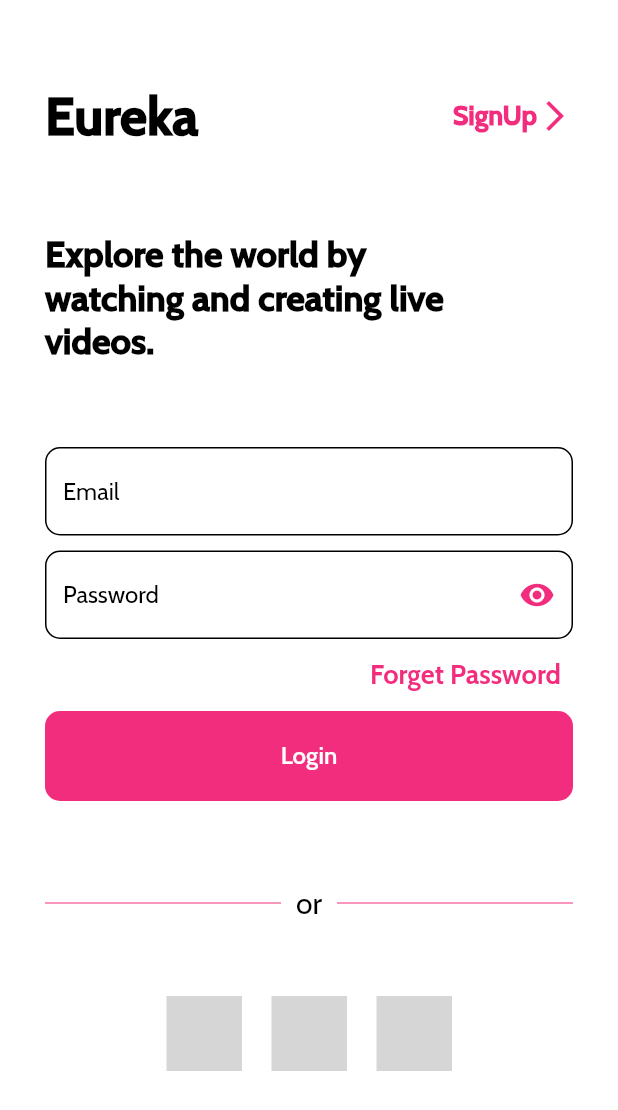
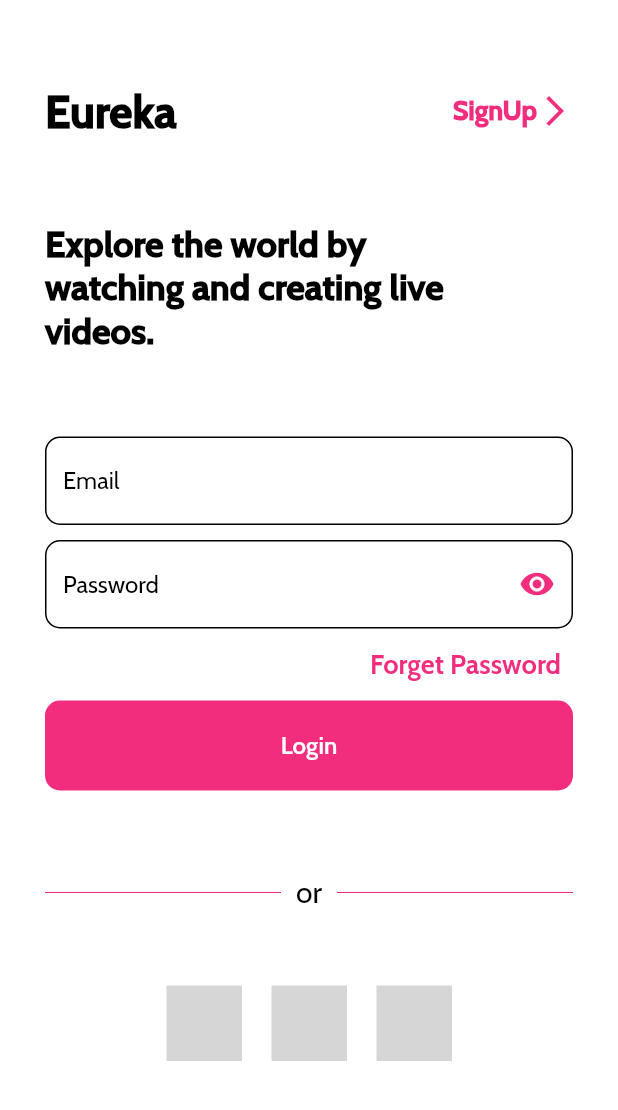
Before and after one commit to Shahabmustafa/eureka, a Flutter app: the screen it shows after launch, on a phone screen of 412 x 824 dp. Shown: the top 1110 px of the screen. Run offline on Flutter 3.47's test engine with Material 3 defaults, Android fonts, the light colour scheme and no system bars; our stand-ins replace cached_network_image, google_fonts, iconsax, video_player; missing offline and left inert: flutter_social_media_button; grey boxes are pictures that could not be loaded.

Commit message:
add code

```diff
--- a/lib/view/auth/login_view.dart
+++ b/lib/view/auth/login_view.dart
@@ -1,4 +1,5 @@
 import 'package:eureka/utils/color.dart';
+import 'package:eureka/view/auth/forget_password_view.dart';
 import 'package:eureka/view/auth/signup_view.dart';
 import 'package:flutter/cupertino.dart';
 import 'package:flutter/material.dart';
@@ -33,7 +34,7 @@ class _LoginViewState extends State<LoginView> {
                     "Eureka",
                     style: GoogleFonts.cabin(
                       fontWeight: FontWeight.w900,
-                      fontSize: 35,
+                      fontSize: 30,
                       color: EColor.black,
                     ),
                   ),
@@ -114,7 +115,7 @@ class _LoginViewState extends State<LoginView> {
                     children: [
                       TextButton(
                         onPressed: (){
-
+                          Navigator.push(context, MaterialPageRoute(builder: (context) => const ForgetPasswordView()));
                         },
                         child: Text(
                           "Forget Password",
```
Also changed, not shown: lib/view/auth/forget_password_view.dart (added).
